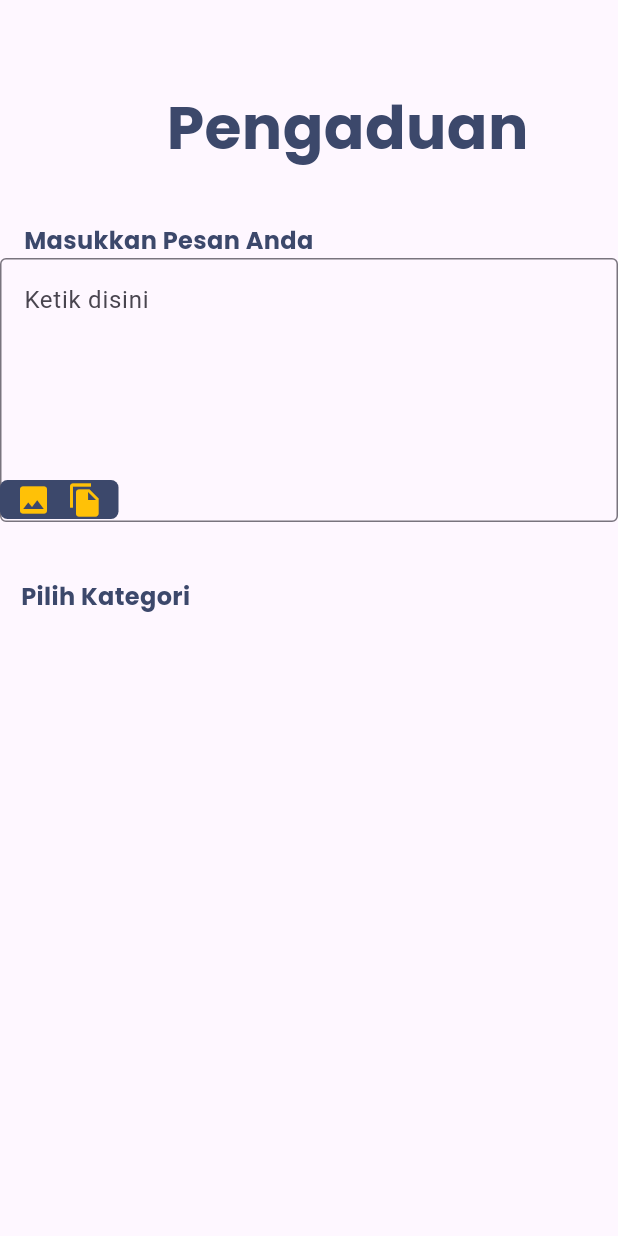
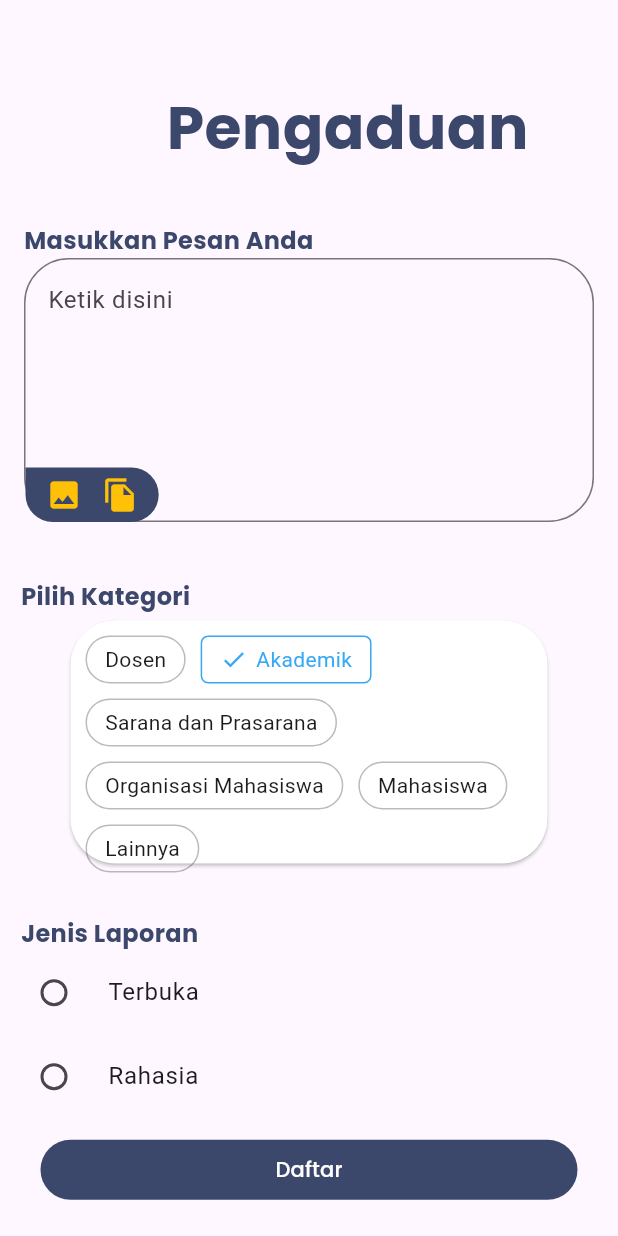
Before and after one commit to Capstone-Alta-19/flutter-ecomplaint, a Flutter app: the screen it shows after launch, on a phone screen of 412 x 824 dp. Run offline on Flutter 3.47's test engine with Material 2 defaults, Android fonts, the phone set to English and light mode, and no system bars; our stand-ins replace chips_choice_null_safety, dio, email_validator, google_fonts.

Commit message:
pengaduan screen

```diff
--- a/lib/otp_page.dart
+++ b/lib/otp_page.dart
@@ -79,7 +79,7 @@ class _OtpPageState extends State<OtpPage> {
                       const SizedBox(
                         width: 16,
                       ),
-                      Container(
+                      SizedBox(
                         width: 70,
                         height: 90,
                         child: TextFormField(
@@ -100,7 +100,7 @@ class _OtpPageState extends State<OtpPage> {
                         ),
                       ),
                       const SizedBox(width: 16),
-                      Container(
+                      SizedBox(
                         width: 70,
                         height: 90,
                         child: TextFormField(
--- a/lib/screen/pengaduan_screen.dart
+++ b/lib/screen/pengaduan_screen.dart
@@ -1,6 +1,7 @@
 import 'package:complainz/config/app_color.dart';
 import 'package:flutter/material.dart';
 import 'package:google_fonts/google_fonts.dart';
+import 'package:chips_choice_null_safety/chips_choice_null_safety.dart';
 
 class PengaduanPage extends StatefulWidget {
   const PengaduanPage({super.key});
@@ -10,6 +11,19 @@ class PengaduanPage extends StatefulWidget {
 }
 
 class _PengaduanPageState extends State<PengaduanPage> {
+  String? gender;
+
+  int tag = 1;
+  List<String> tags = [];
+
+  List<String> options = [
+    'Dosen',
+    'Akademik',
+    'Sarana dan Prasarana',
+    'Organisasi Mahasiswa',
+    'Mahasiswa',
+    'Lainnya'
+  ];
   @override
   Widget build(BuildContext context) {
     return Scaffold(
@@ -48,7 +62,9 @@ class _PengaduanPageState extends State<PengaduanPage> {
                 ),
               ],
             ),
-            Stack(
+            Padding(
+              padding: const EdgeInsets.only(left: 16, right: 16),
+              child: Stack(
                 children: [
                   Container(
                     child: TextFormField(
@@ -57,19 +73,24 @@ class _PengaduanPageState extends State<PengaduanPage> {
                       keyboardType: TextInputType.multiline,
                       decoration: InputDecoration(
                         hintText: 'Ketik disini',
-                      border: OutlineInputBorder(),
+                        border: OutlineInputBorder(
+                            borderRadius: BorderRadius.circular(30)),
                       ),
                     ),
                   ),
                   Positioned(
-                  bottom: 2,
-                  left: 0,
+                    bottom: 0,
+                    left: 1,
                     child: Container(
-                    width: 79,
-                    height: 26,
-                    decoration: BoxDecoration(
+                      width: 88.8,
+                      height: 36.4,
+                      decoration: const BoxDecoration(
                         color: AppColor.font,
-                      borderRadius: BorderRadius.circular(5),
+                        borderRadius: BorderRadius.only(
+                            topLeft: Radius.circular(0),
+                            topRight: Radius.circular(30),
+                            bottomLeft: Radius.circular(30),
+                            bottomRight: Radius.circular(30)),
                       ),
                       child: Row(
                         mainAxisAlignment: MainAxisAlignment.spaceEvenly,
@@ -84,6 +105,7 @@ class _PengaduanPageState extends State<PengaduanPage> {
                   ),
                 ],
               ),
+            ),
             SizedBox(height: 38.6),
             Column(
               children: [
@@ -97,8 +119,106 @@ class _PengaduanPageState extends State<PengaduanPage> {
                         fontSize: 16,
                         fontWeight: FontWeight.w700,
                       ),
+                    ),
+                  ],
+                ),
+              ],
+            ),
+            SizedBox(
+              height: 170,
+              width: 358,
+              child: Padding(
+                padding: const EdgeInsets.only(left: 16, right: 16),
+                child: Card(
+                  color: Colors.white,
+                  shape: RoundedRectangleBorder(
+                      borderRadius: BorderRadius.circular(30)),
+                  child: ChipsChoice.single(
+                    value: tag,
+                    onChanged: (val) => setState(() => tag = val),
+                    choiceItems: C2Choice.listFrom(
+                      source: options,
+                      value: (i, v) => i,
+                      label: (i, v) => v,
+                    ),
+                    choiceActiveStyle: const C2ChoiceStyle(
+                      color: Color(0XFF36A8F4),
+                      borderColor: Color(0XFF36A8F4),
+                      borderRadius: BorderRadius.all(
+                        Radius.circular(5),
+                      ),
+                    ),
+                    choiceStyle: const C2ChoiceStyle(
+                      color: Color(0XFF1C1C1C),
+                      borderRadius: BorderRadius.all(
+                        Radius.circular(20),
+                      ),
+                    ),
+                    wrapped: true,
+                  ),
+                ),
+              ),
+            ),
+            SizedBox(height: 31.18),
+            Column(
+              children: [
+                Row(
+                  children: [
+                    const Padding(padding: EdgeInsets.only(left: 14)),
+                    Text(
+                      'Jenis Laporan',
+                      style: GoogleFonts.poppins(
+                        color: AppColor.font,
+                        fontSize: 16,
+                        fontWeight: FontWeight.w700,
+                      ),
+                    ),
+                  ],
                 )
               ],
+            ),
+            Column(
+              children: [
+                RadioListTile(
+                  title: Text("Terbuka"),
+                  value: "terbuka",
+                  groupValue: gender,
+                  onChanged: (value) {
+                    setState(() {
+                      gender = value.toString();
+                    });
+                  },
+                ),
+                RadioListTile(
+                  title: Text("Rahasia"),
+                  value: "rahasia",
+                  groupValue: gender,
+                  onChanged: (value) {
+                    setState(() {
+                      gender = value.toString();
+                    });
+                  },
+                ),
+              ],
+            ),
+            //SizedBox(height: 152.89),
+            SizedBox(height: 10),
+            Column(
+              children: [
+                //Padding(padding: EdgeInsets.only(left: 16, right: 16)),
+                Padding(
+                  padding: const EdgeInsets.only(left: 16, right: 16),
+                  child: FilledButton.tonal(
+                    onPressed: () {},
+                    child: Text(
+                      'Daftar',
+                      style: GoogleFonts.poppins(color: Colors.white),
+                    ),
+                    style: ElevatedButton.styleFrom(
+                      minimumSize: const Size(358, 40),
+                      backgroundColor: AppColor.font,
+                    ),
+                  ),
                 ),
               ],
             ),
--- a/lib/services/api_services.dart
+++ b/lib/services/api_services.dart
@@ -20,7 +20,7 @@ class ApiService {
         postList.add(Post.fromMap(element));
       });
 
-      print(postList.length);
+      //print(postList.length);
       postNotifier.setPostList(postList);
     });
   }
--- a/pubspec.yaml
+++ b/pubspec.yaml
@@ -40,6 +40,7 @@ dependencies:
   provider: ^6.0.5
   http: ^0.13.6
   dio: ^5.1.2
+  chips_choice_null_safety: ^2.0.6
 
 dev_dependencies:
   flutter_test:
```
Also changed, not shown: lib/main.dart (+7 -6 lines), lib/screen/tags_button.dart (added, +86 -0 lines), lib/timer.dart (deleted, +0 -112 lines), pubspec.lock. Lines whose indentation alone changed are shown as unchanged.
